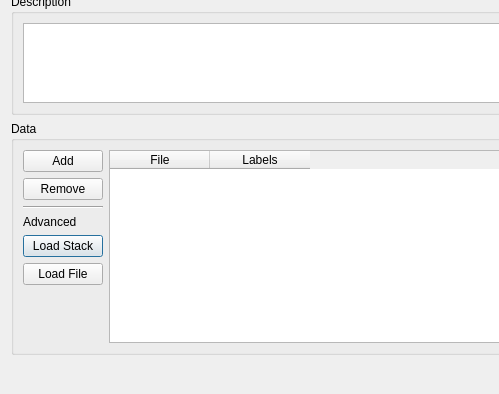
Before: the Qt Designer form ilastik/modules/project_gui/gui/dlgProject.ui in ilastik/ilastik-0.5, drawn with Qt 5; both pictures show x 0 to 499 and y 155 to 549 of the 870 by 549 pixel window.
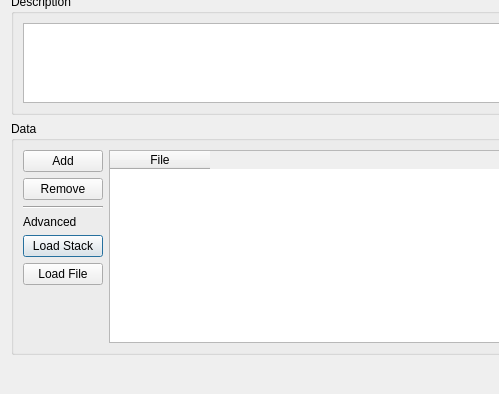
After: the same form once the commit is applied. Icons and pictures are not drawn.

Commit message: fixed #050 by deleting the labels column in the dialog, the original idea behind this checkbox was to ask the user if we wants to load labels that can be contained in a hdf5 file, since this was disabled some time ago, and labels can now easy be cleared anyways, I deleted the column

The edit to the form file:
```diff
--- a/ilastik/modules/project_gui/gui/dlgProject.ui
+++ b/ilastik/modules/project_gui/gui/dlgProject.ui
@@ -256,11 +256,6 @@
           <string>File</string>
          </property>
         </column>
-        <column>
-         <property name="text">
-          <string>Labels</string>
-         </property>
-        </column>
        </widget>
       </item>
      </layout>
```
The commit also changes 1 other file.
